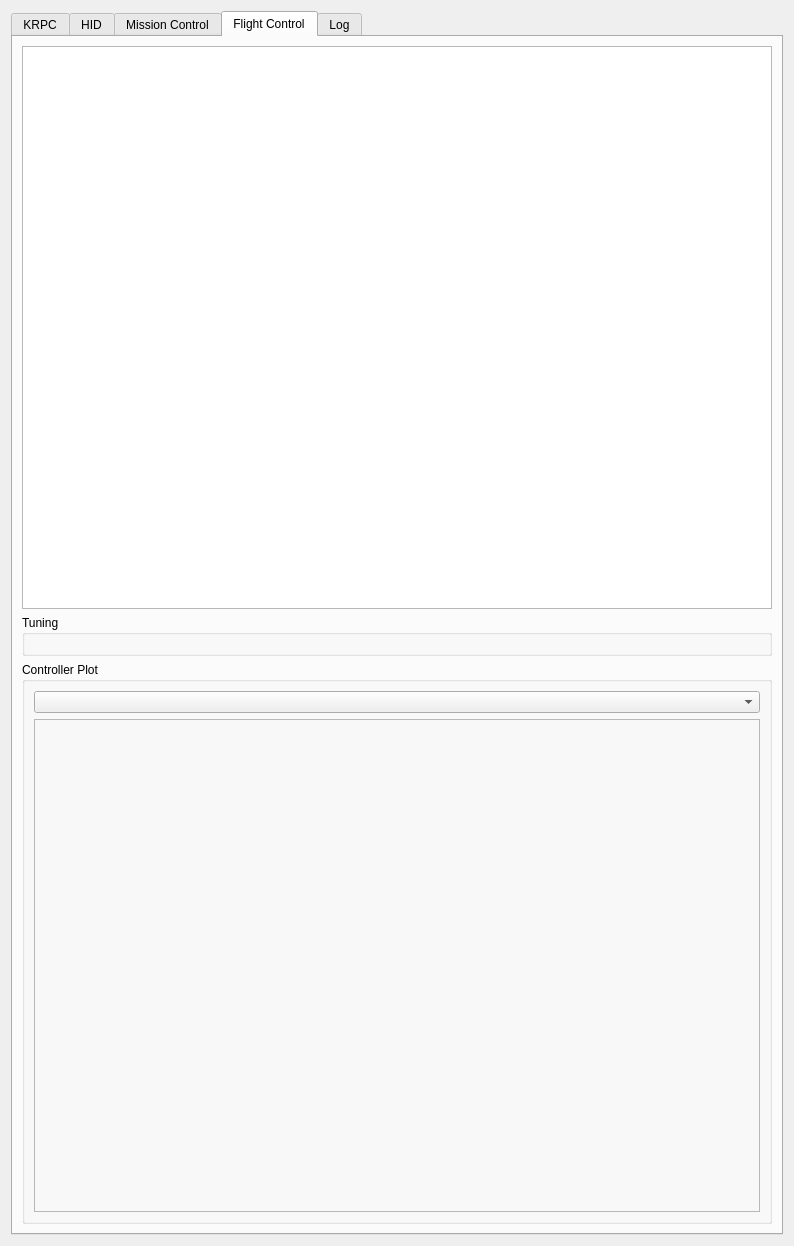
Above: data/KerbalPie.ui from Vivero/KerbalPie before the change. Below: the same form after it.
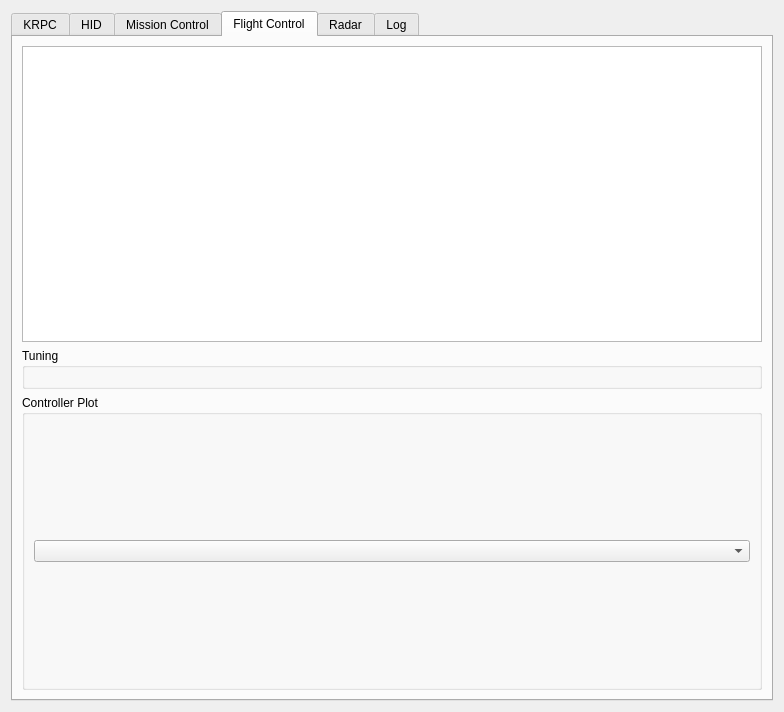
That is the form after the change. The open tabs and pages were chosen to show the change.

Commit message: refactored plot displays, added Radar

```diff
--- a/data/KerbalPie.ui
+++ b/data/KerbalPie.ui
@@ -6,8 +6,8 @@
    <rect>
     <x>0</x>
     <y>0</y>
-    <width>794</width>
-    <height>1246</height>
+    <width>784</width>
+    <height>712</height>
    </rect>
   </property>
   <property name="windowTitle">
@@ -254,30 +254,16 @@
           <item>
            <widget class="QComboBox" name="flightPlot_selection"/>
           </item>
-          <item>
-           <widget class="QFrame" name="flightPlot_plotter">
-            <property name="minimumSize">
-             <size>
-              <width>0</width>
-              <height>100</height>
-             </size>
-            </property>
-            <property name="styleSheet">
-             <string notr="true"/>
-            </property>
-            <property name="frameShape">
-             <enum>QFrame::StyledPanel</enum>
-            </property>
-            <property name="frameShadow">
-             <enum>QFrame::Raised</enum>
-            </property>
-           </widget>
-          </item>
          </layout>
         </widget>
        </item>
       </layout>
      </widget>
+     <widget class="QWidget" name="radarTab">
+      <attribute name="title">
+       <string>Radar</string>
+      </attribute>
+     </widget>
      <widget class="QWidget" name="logTab">
       <attribute name="title">
        <string>Log</string>
```
Left out of the diff: 2 changed lines with no effect on the pictures.
